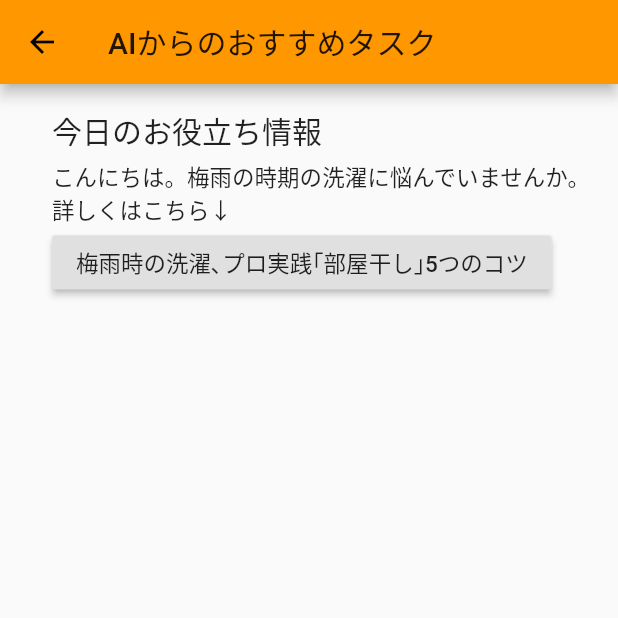
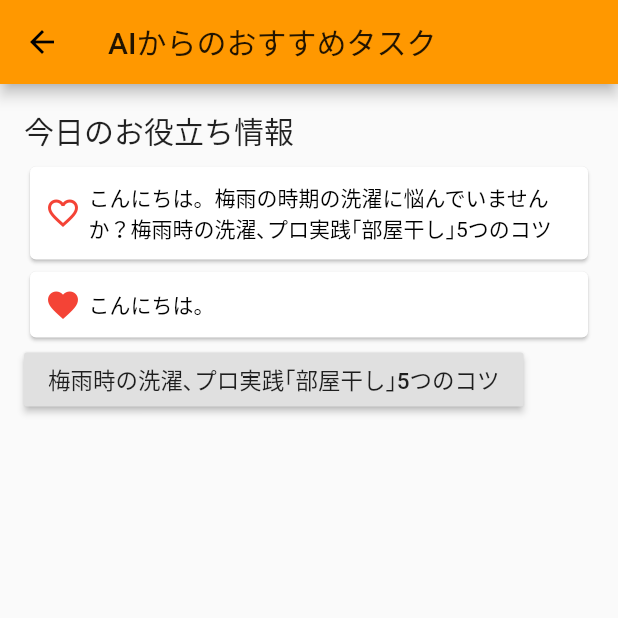
Before and after one commit to shiraily/mock-lifely-app, a Flutter app: the screen it shows after launch, after a tap on "詳しくはこちら", on a phone screen of 412 x 824 dp, the top half of it. Run offline on Flutter 3.47's test engine with Material 2 defaults, Android fonts, the phone set to English and light mode, and no system bars; our stand-ins replace firebase_messaging; accounts and stored records are empty.

Commit message:
Suggested task with Card

```diff
--- a/lib/main.dart
+++ b/lib/main.dart
@@ -22,7 +22,7 @@ class MyApp extends StatelessWidget {
       ),
       home: MyHomePage(title: 'Lifely'),
       routes: <String, WidgetBuilder>{
-        '/tasks/suggested': (_) => new Suggestion(),
+        '/tasks/suggested': (_) => new SuggestedList(),
       },
     );
   }
@@ -43,16 +43,15 @@ class _MyHomePageState extends State<MyHomePage> {
       appBar: AppBar(
         title: Text(widget.title),
         actions: <Widget>[
-          IconButton(
-            icon: Icon(Icons.settings)
-          ),
+          IconButton(icon: Icon(Icons.settings)),
         ],
       ),
       body: Container(
         child: Column(
           crossAxisAlignment: CrossAxisAlignment.start,
           children: <Widget>[
-            Row( // for padding
+            Row(
+              // for padding
               children: <Widget>[
                 SizedBox(
                   height: 10,
@@ -64,10 +63,7 @@ class _MyHomePageState extends State<MyHomePage> {
               children: <Widget>[
                 Container(
                   child: Column(
-                    children: <Widget>[
-                      new Icon(Icons.wb_sunny),
-                      Text("0-19℃")
-                    ],
+                    children: <Widget>[new Icon(Icons.wb_sunny), Text("0-19℃")],
                   ),
                 ),
                 Container(
@@ -84,11 +80,11 @@ class _MyHomePageState extends State<MyHomePage> {
                     new Icon(Icons.error),
                     Text("注意あり"),
                   ],
-                  )
-                )
+                ))
               ],
             ),
-            Row( // for padding
+            Row(
+              // for padding
               children: <Widget>[
                 SizedBox(
                   height: 10,
@@ -99,17 +95,13 @@ class _MyHomePageState extends State<MyHomePage> {
               padding: EdgeInsets.only(left: 16),
               child: Column(
                 crossAxisAlignment: CrossAxisAlignment.start,
-                mainAxisAlignment:  MainAxisAlignment.start,
+                mainAxisAlignment: MainAxisAlignment.start,
                 children: <Widget>[
-                  Text(
-                    "朝のタスク",
+                  Text("朝のタスク",
                       style: TextStyle(
                         fontSize: 20.0,
-                    )
-                  ),
-                  SizedBox(
-                      height: 5
-                  ),
+                      )),
+                  SizedBox(height: 5),
                   Row(
                     children: <Widget>[
                       Checkbox(
@@ -142,24 +134,20 @@ class _MyHomePageState extends State<MyHomePage> {
                 padding: EdgeInsets.only(left: 16, top: 16),
                 child: Column(
                     crossAxisAlignment: CrossAxisAlignment.start,
-                mainAxisAlignment:  MainAxisAlignment.start,
+                    mainAxisAlignment: MainAxisAlignment.start,
                     children: <Widget>[
                       Text(
                         "今日のお役立ち情報",
                         style: TextStyle(fontSize: 20.0),
                       ),
-                  SizedBox(
-                      height: 5
-                  ),
+                      SizedBox(height: 5),
                       RaisedButton(
                         onPressed: () {
                           Navigator.of(context).pushNamed("/tasks/suggested");
                         },
                         child: Text("詳しくはこちら"),
                       ),
-                ]
-              )
-            )
+                    ]))
           ],
         ),
       ),
@@ -221,7 +209,6 @@ class _MyHomePageState extends State<MyHomePage> {
               ),
             ],
           );
-        }
-    );
+        });
   }
 }
--- a/lib/task/suggestion.dart
+++ b/lib/task/suggestion.dart
@@ -2,46 +2,35 @@ import 'package:flutter/cupertino.dart';
 import 'package:flutter/material.dart';
 import 'package:url_launcher/url_launcher.dart';
 
-
-class Suggestion extends StatefulWidget {
+class SuggestedList extends StatefulWidget {
   @override
-  _SuggestionState createState() => new _SuggestionState();
-
+  _SuggestedListState createState() => _SuggestedListState();
 }
 
-class _SuggestionState extends State<Suggestion> {
+class _SuggestedListState extends State<SuggestedList> {
   Widget build(BuildContext context) {
-    return new Scaffold(
-      appBar: new AppBar(
+    return Scaffold(
+      appBar: AppBar(
         title: const Text("AIからのおすすめタスク"),
       ),
-      body: new Center(
-        child: Container(
-          child:             Container(
-              padding: EdgeInsets.only(left: 16, top: 16),
+      body: Container(
+          padding: EdgeInsets.only(left: 16, top: 16, right: 16),
           child: Column(
               crossAxisAlignment: CrossAxisAlignment.start,
-                  mainAxisAlignment:  MainAxisAlignment.start,
               children: <Widget>[
                 Text(
                   "今日のお役立ち情報",
                   style: TextStyle(fontSize: 20.0),
                 ),
-                    SizedBox(
-                        height: 5
-                    ),
-                    Text("こんにちは。梅雨の時期の洗濯に悩んでいませんか。"),
-                    Text("詳しくはこちら↓"),
+                SizedBox(height: 5),
+                TaskCard(
+                    "こんにちは。梅雨の時期の洗濯に悩んでいませんか？梅雨時の洗濯､プロ実践｢部屋干し｣5つのコツ", false),
+                TaskCard("こんにちは。", true),
                 RaisedButton(
                   onPressed: _launchURL,
                   child: Text("梅雨時の洗濯､プロ実践｢部屋干し｣5つのコツ"),
                 ),
-                  ]
-              )
-          )
-          ,
-        ),
-      ),
+              ])),
     );
   }
 
@@ -54,3 +43,56 @@ class _SuggestionState extends State<Suggestion> {
     }
   }
 }
+
+class TaskCard extends StatefulWidget {
+  final String _title;
+  final bool _isFavorite;
+
+  TaskCard(this._title, this._isFavorite);
+
+  @override
+  _TaskCardState createState() => new _TaskCardState();
+}
+
+class _TaskCardState extends State<TaskCard> {
+  IconData _favorite;
+
+  @override
+  void initState() {
+    super.initState();
+    if (this.widget._isFavorite) {
+      //if (true) {
+      this._favorite = Icons.favorite;
+    } else {
+      this._favorite = Icons.favorite_border;
+    }
+  }
+
+  @override
+  Widget build(BuildContext context) {
+    return Card(
+      child: Row(
+        children: <Widget>[
+          Container(
+            padding: EdgeInsets.only(left: 10, right: 5, top: 10, bottom: 10),
+            child: Icon(
+              this._favorite,
+              color: Colors.red,
+            ),
+          ),
+          Flexible(
+              flex: 2,
+              child: Container(
+                padding: EdgeInsets.only(right: 5, top: 10, bottom: 10),
+                child: DefaultTextStyle(
+                  style: TextStyle(color: Colors.black),
+                  maxLines: 2,
+                  overflow: TextOverflow.ellipsis,
+                  child: Text(this.widget._title),
+                ),
+              )),
+        ],
+      ),
+    );
+  }
+}
```
Lines whose indentation alone changed are shown as unchanged.
